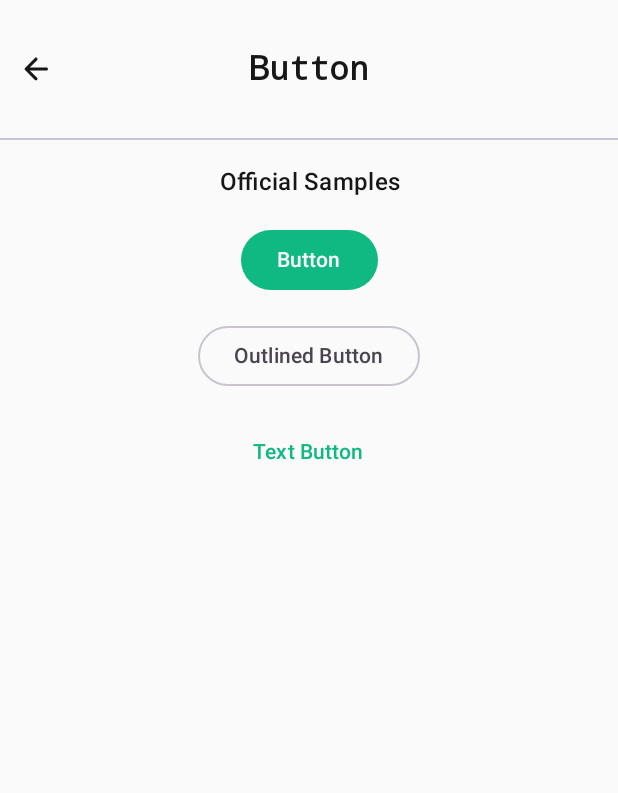
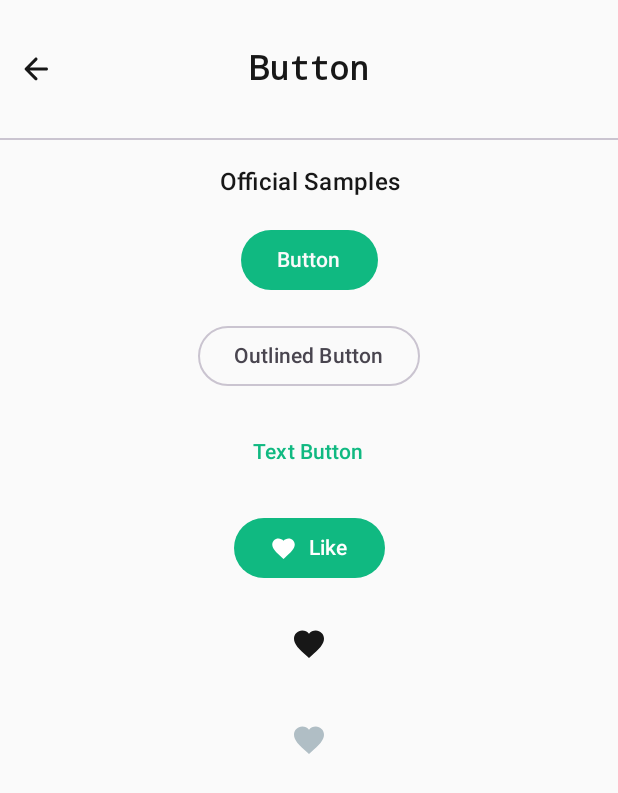
Before and after one commit to deepshooter/ComposeComponents, an Android app built with Jetpack Compose: the button screen opened through its navigation route, on a phone screen of 412 x 824 dp. Shown: the top 793 px of the screen. Run offline under Robolectric (Android 15) with nearby library versions, the phone set to English and light mode, and no system bars.

Commit message:
Add Buttons in  ButtonScreen Navigation

```diff
--- a/app/src/main/java/com/deepshooter/composecomponents/ui/modules/components/button/ButtonScreen.kt
+++ b/app/src/main/java/com/deepshooter/composecomponents/ui/modules/components/button/ButtonScreen.kt
@@ -1,23 +1,37 @@
 package com.deepshooter.composecomponents.ui.modules.components.button
 
 import android.annotation.SuppressLint
+import androidx.compose.animation.animateColorAsState
 import androidx.compose.foundation.layout.Column
+import androidx.compose.foundation.layout.Spacer
 import androidx.compose.foundation.layout.fillMaxSize
 import androidx.compose.foundation.layout.imePadding
 import androidx.compose.foundation.layout.navigationBarsPadding
 import androidx.compose.foundation.layout.padding
+import androidx.compose.foundation.layout.size
 import androidx.compose.foundation.layout.statusBarsPadding
 import androidx.compose.foundation.rememberScrollState
 import androidx.compose.foundation.verticalScroll
+import androidx.compose.material.icons.Icons
+import androidx.compose.material.icons.filled.Favorite
 import androidx.compose.material3.Button
+import androidx.compose.material3.ButtonDefaults
 import androidx.compose.material3.Divider
+import androidx.compose.material3.Icon
+import androidx.compose.material3.IconButton
+import androidx.compose.material3.IconToggleButton
 import androidx.compose.material3.OutlinedButton
 import androidx.compose.material3.Scaffold
 import androidx.compose.material3.Text
 import androidx.compose.material3.TextButton
 import androidx.compose.runtime.Composable
+import androidx.compose.runtime.getValue
+import androidx.compose.runtime.mutableStateOf
+import androidx.compose.runtime.remember
+import androidx.compose.runtime.setValue
 import androidx.compose.ui.Alignment
 import androidx.compose.ui.Modifier
+import androidx.compose.ui.graphics.Color
 import androidx.compose.ui.res.stringResource
 import androidx.compose.ui.tooling.preview.Preview
 import androidx.compose.ui.unit.dp
@@ -89,6 +103,48 @@ fun ButtonScreenSkeleton(
 
                 AppComponent.MediumSpacer()
 
+                //Button With Icon and Text
+                Button(onClick = { /* Do something! */ }) {
+                    Icon(
+                        Icons.Filled.Favorite,
+                        contentDescription = null,
+                        modifier = Modifier.size(ButtonDefaults.IconSize),
+                        tint = Color.White
+                    )
+                    Spacer(Modifier.size(ButtonDefaults.IconSpacing))
+                    Text(
+                        "Like",
+                        color = Color.White
+                    )
+                }
+
+                AppComponent.MediumSpacer()
+
+                //IconButton
+                IconButton(onClick = { /* doSomething() */ }) {
+                    Icon(Icons.Filled.Favorite, contentDescription = "Localized description")
+                }
+
+                AppComponent.MediumSpacer()
+
+
+                //IconToggleButton
+                var checked by remember { mutableStateOf(false) }
+
+                IconToggleButton(checked = checked, onCheckedChange = { checked = it }) {
+                    val tint by animateColorAsState(
+                        if (checked) Color(0xFFEC407A) else Color(0xFFB0BEC5)
+                    )
+                    Icon(
+                        Icons.Filled.Favorite,
+                        contentDescription = "Localized description",
+                        tint = tint
+                    )
+                }
+
+                AppComponent.MediumSpacer()
+
+
             }
 
         }
```
